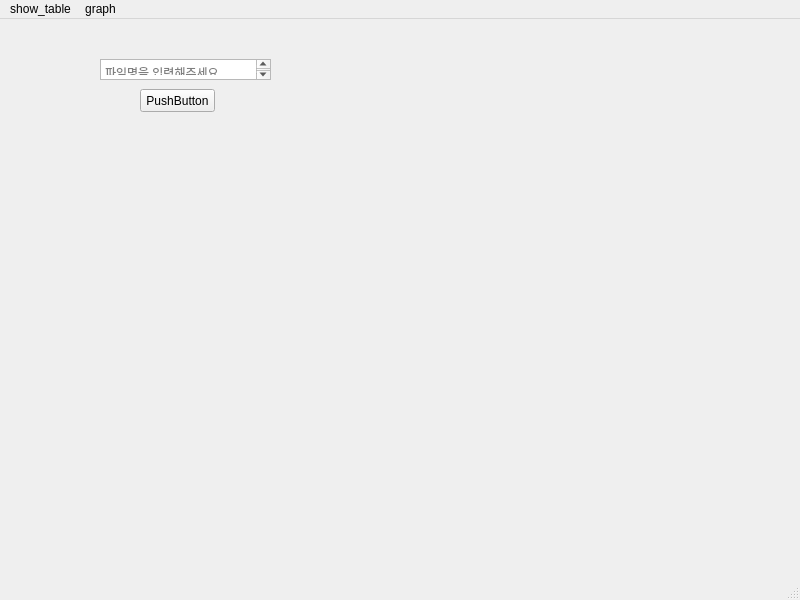
Above: coursegraph/Maingui.ui from oss2024hnu/coursegraph-py before the change. Below: the same form after it.
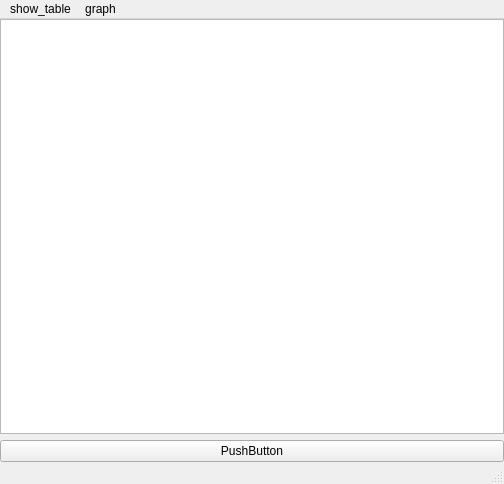
That is the form after the change.

Commit message: 동적 창 조절 추가

What changed in the file:
```diff
--- a/coursegraph/Maingui.ui
+++ b/coursegraph/Maingui.ui
@@ -6,50 +6,42 @@
    <rect>
     <x>0</x>
     <y>0</y>
-    <width>800</width>
-    <height>600</height>
+    <width>504</width>
+    <height>484</height>
    </rect>
   </property>
   <property name="windowTitle">
    <string>MainWindow</string>
   </property>
   <widget class="QWidget" name="centralwidget">
-   <widget class="QPushButton" name="pushButton">
-    <property name="geometry">
-     <rect>
-      <x>140</x>
-      <y>70</y>
-      <width>75</width>
-      <height>23</height>
-     </rect>
+   <layout class="QGridLayout" name="gridLayout_2">
+    <property name="leftMargin">
+     <number>0</number>
     </property>
-    <property name="text">
-     <string>PushButton</string>
+    <property name="topMargin">
+     <number>0</number>
     </property>
-   </widget>
-   <widget class="QTextEdit" name="textEdit">
-    <property name="geometry">
-     <rect>
-      <x>100</x>
-      <y>40</y>
-      <width>171</width>
-      <height>21</height>
-     </rect>
+    <property name="rightMargin">
+     <number>0</number>
     </property>
-    <property name="undoRedoEnabled">
-     <bool>true</bool>
+    <property name="bottomMargin">
+     <number>0</number>
     </property>
-    <property name="html">
-     <string>&lt;!DOCTYPE HTML PUBLIC &quot;-//W3C//DTD HTML 4.0//EN&quot; &quot;http://www.w3.org/TR/REC-html40/strict.dtd&quot;&gt;
-&lt;html&gt;&lt;head&gt;&lt;meta name=&quot;qrichtext&quot; content=&quot;1&quot; /&gt;&lt;style type=&quot;text/css&quot;&gt;
-p, li { white-space: pre-wrap; }
-&lt;/style&gt;&lt;/head&gt;&lt;body style=&quot; font-family:'Gulim'; font-size:9pt; font-weight:400; font-style:normal;&quot;&gt;
-&lt;p style=&quot;-qt-paragraph-type:empty; margin-top:0px; margin-bottom:0px; margin-left:0px; margin-right:0px; -qt-block-indent:0; text-indent:0px;&quot;&gt;&lt;br /&gt;&lt;/p&gt;&lt;/body&gt;&lt;/html&gt;</string>
-    </property>
-    <property name="placeholderText">
-     <string>파일명을 입력해주세요</string>
-    </property>
-   </widget>
+    <item row="0" column="0">
+     <layout class="QGridLayout" name="gridLayout_3">
+      <item row="0" column="0">
+       <widget class="QTextEdit" name="textEdit"/>
+      </item>
+      <item row="1" column="0">
+       <widget class="QPushButton" name="pushButton">
+        <property name="text">
+         <string>PushButton</string>
+        </property>
+       </widget>
+      </item>
+     </layout>
+    </item>
+   </layout>
   </widget>
   <widget class="QStatusBar" name="statusbar"/>
   <widget class="QMenuBar" name="menubar">
@@ -57,7 +49,7 @@
     <rect>
      <x>0</x>
      <y>0</y>
-     <width>800</width>
+     <width>504</width>
      <height>21</height>
     </rect>
    </property>
```
The commit also changes 1 other file.
